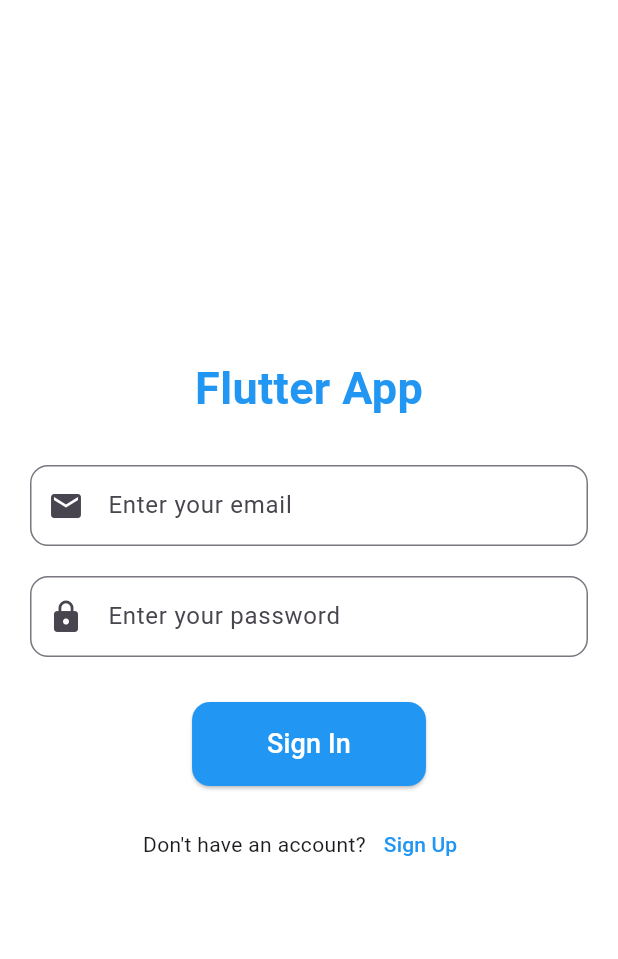
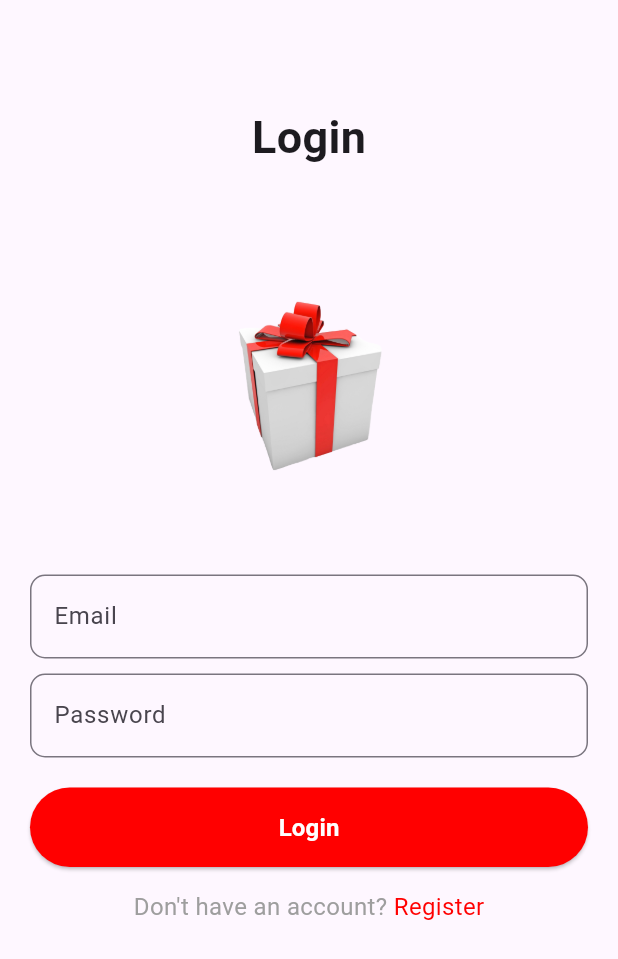
Before and after one commit to dilithacg/gitapp, a Flutter app: the screen it shows after launch, on a phone screen of 412 x 824 dp. Shown: the top 959 px of the screen. Run offline on Flutter 3.47's test engine with Material 3 defaults, Android fonts, the phone set to English and light mode, and no system bars; our stand-ins replace cloud_firestore, firebase_auth, firebase_core; accounts and stored records are empty.

Commit message:
auth/shop

```diff
--- /dev/null
+++ b/lib/auth/loginscreen.dart
@@ -0,0 +1,177 @@
+import 'package:flutter/material.dart';
+import 'package:firebase_auth/firebase_auth.dart';
+import 'package:cloud_firestore/cloud_firestore.dart';
+import 'package:giftapp/auth/registerscreen.dart';
+import 'package:giftapp/const/colors.dart';
+
+
+
+import '../bottom_nav_bar_screen.dart';
+import '../shops/shopscreen.dart';
+
+class LoginScreen extends StatefulWidget {
+  @override
+  _LoginScreenState createState() => _LoginScreenState();
+}
+
+class _LoginScreenState extends State<LoginScreen> {
+  final FirebaseAuth _auth = FirebaseAuth.instance;
+  final TextEditingController _emailController = TextEditingController();
+  final TextEditingController _passwordController = TextEditingController();
+  bool _loading = false;
+
+  void _handleLogin() async {
+    setState(() {
+      _loading = true;
+    });
+    try {
+      UserCredential userCredential = await _auth.signInWithEmailAndPassword(
+        email: _emailController.text.trim(),
+        password: _passwordController.text.trim(),
+      );
+      final user = userCredential.user;
+      if (user != null) {
+        // Fetch user data from Firestore
+        DocumentSnapshot userDoc = await FirebaseFirestore.instance
+            .collection('users')
+            .doc(user.uid)
+            .get();
+
+        if (userDoc.exists) {
+          String role = userDoc['role']; // Assuming 'role' is a field in the user's Firestore document
+
+          setState(() {
+            _loading = false;
+          });
+
+          // Navigate to the correct screen based on the role
+          if (role == 'shop') {
+            Navigator.pushReplacement(
+              context,
+              MaterialPageRoute(builder: (context) => Shopscreen()),
+            );
+          } else {
+            Navigator.pushReplacement(
+              context,
+              MaterialPageRoute(builder: (context) => const BottomNavBarScreen()),
+            );
+          }
+        } else {
+          setState(() {
+            _loading = false;
+          });
+          ScaffoldMessenger.of(context).showSnackBar(
+            SnackBar(content: Text('User data not found')),
+          );
+        }
+      }
+    } catch (e) {
+      setState(() {
+        _loading = false;
+      });
+      ScaffoldMessenger.of(context).showSnackBar(
+        SnackBar(content: Text('Login failed: ${e.toString()}')),
+      );
+    }
+  }
+
+  @override
+  Widget build(BuildContext context) {
+    return Scaffold(
+      body: SingleChildScrollView(
+        child: Padding(
+          padding: const EdgeInsets.all(20.0),
+          child: Column(
+            crossAxisAlignment: CrossAxisAlignment.stretch,
+            children: [
+              SizedBox(height: 50),
+              Center(
+                child: Text(
+                  'Login',
+                  style: TextStyle(fontSize: 30, fontWeight: FontWeight.bold),
+                ),
+              ),
+              SizedBox(height: 50),
+              Center(
+                child: Image.asset(
+                  'assets/images/login.png', // Ensure this path is correct
+                  width: 180,
+                  height: 180,
+                ),
+              ),
+              SizedBox(height: 40),
+              TextField(
+                controller: _emailController,
+                decoration: InputDecoration(
+                  hintText: 'Email',
+                  border: OutlineInputBorder(
+                    borderRadius: BorderRadius.circular(10),
+                  ),
+                ),
+                keyboardType: TextInputType.emailAddress,
+              ),
+              SizedBox(height: 10),
+              TextField(
+                controller: _passwordController,
+                decoration: InputDecoration(
+                  hintText: 'Password',
+                  border: OutlineInputBorder(
+                    borderRadius: BorderRadius.circular(10),
+                  ),
+                ),
+                obscureText: true,
+              ),
+              SizedBox(height: 20),
+              ElevatedButton(
+                onPressed: _loading ? null : _handleLogin,
+                style: ElevatedButton.styleFrom(
+                  padding: EdgeInsets.all(15),
+                  shape: RoundedRectangleBorder(
+                    borderRadius: BorderRadius.circular(999),
+                  ),
+                  backgroundColor: _loading ? Colors.white : AppColors.primaryColor,
+                ),
+                child: _loading
+                    ? CircularProgressIndicator(
+                  valueColor: AlwaysStoppedAnimation<Color>(Colors.white),
+                )
+                    : Text(
+                  'Login',
+                  style: TextStyle(
+                    fontSize: 16,
+                    fontWeight: FontWeight.bold,
+                    color: Colors.white,
+                  ),
+                ),
+              ),
+              SizedBox(height: 15),
+              Row(
+                mainAxisAlignment: MainAxisAlignment.center,
+                children: [
+                  Text(
+                    "Don't have an account? ",
+                    style: TextStyle(fontSize: 16, color: Colors.grey),
+                  ),
+                  GestureDetector(
+                    onTap: () {
+                      Navigator.push(
+                        context,
+                        MaterialPageRoute(
+                          builder: (context) => RegisterScreen(),
+                        ),
+                      );
+                    },
+                    child: Text(
+                      'Register',
+                      style: TextStyle(fontSize: 16, color: AppColors.primaryColor),
+                    ),
+                  ),
+                ],
+              ),
+            ],
+          ),
+        ),
+      ),
+    );
+  }
+}
--- /dev/null
+++ b/lib/const/colors.dart
@@ -0,0 +1,7 @@
+import 'package:flutter/material.dart';
+
+class AppColors {
+  static const Color primaryColor = Color(0xFFFF0000);
+  static const Color secondColor = Color(0xFFFFC0CB);
+  static const Color thirdColor = Color(0xFFC90016);
+}
--- a/lib/main.dart
+++ b/lib/main.dart
@@ -1,8 +1,9 @@
 import 'package:firebase_core/firebase_core.dart';
-import 'auth/auth_screen.dart';
+import 'package:giftapp/auth/loginscreen.dart';
+
 import 'firebase_options.dart';
 import 'package:flutter/material.dart';
-import 'package:giftapp/registerscreen.dart';
+
 
 
 void main() async {
@@ -21,11 +22,12 @@ class MyApp extends StatelessWidget {
   Widget build(BuildContext context) {
     return MaterialApp(
       title: 'Flutter App',
+      debugShowCheckedModeBanner: false,
       theme: ThemeData(
         colorScheme: ColorScheme.fromSeed(seedColor: Colors.deepPurple),
         useMaterial3: true,
       ),
-      home: AuthScreen(), // Display the RegisterScreen directly
+      home: LoginScreen(), // Display the RegisterScreen directly
     );
 
   }
```
Also changed, not shown: lib/auth/registerscreen.dart (added, +194 -0 lines), lib/bottom_nav_bar_screen.dart (added, +71 -0 lines), lib/screens/homescreen.dart (added, +36 -0 lines), lib/shops/shopscreen.dart (added, +189 -0 lines), pubspec.yaml (+3 -29 lines), assets/images/login.png (added), lib/shops/add_item.dart (added), pubspec.lock.
